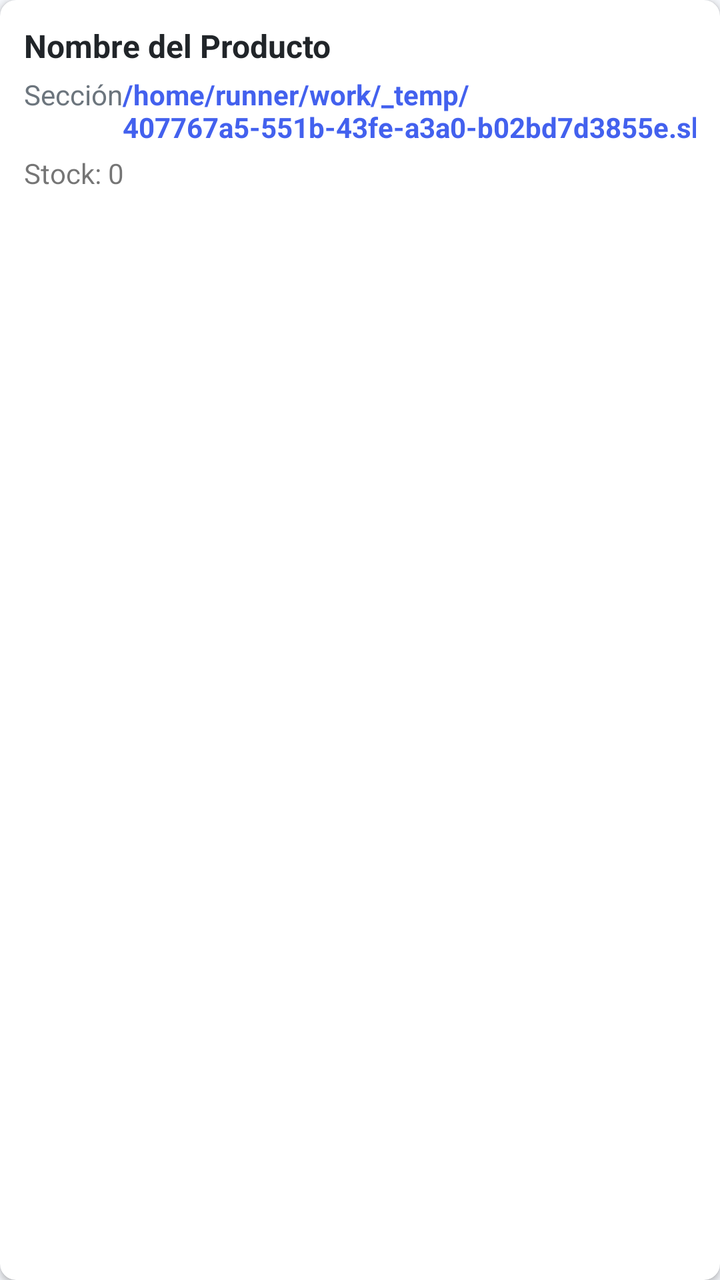
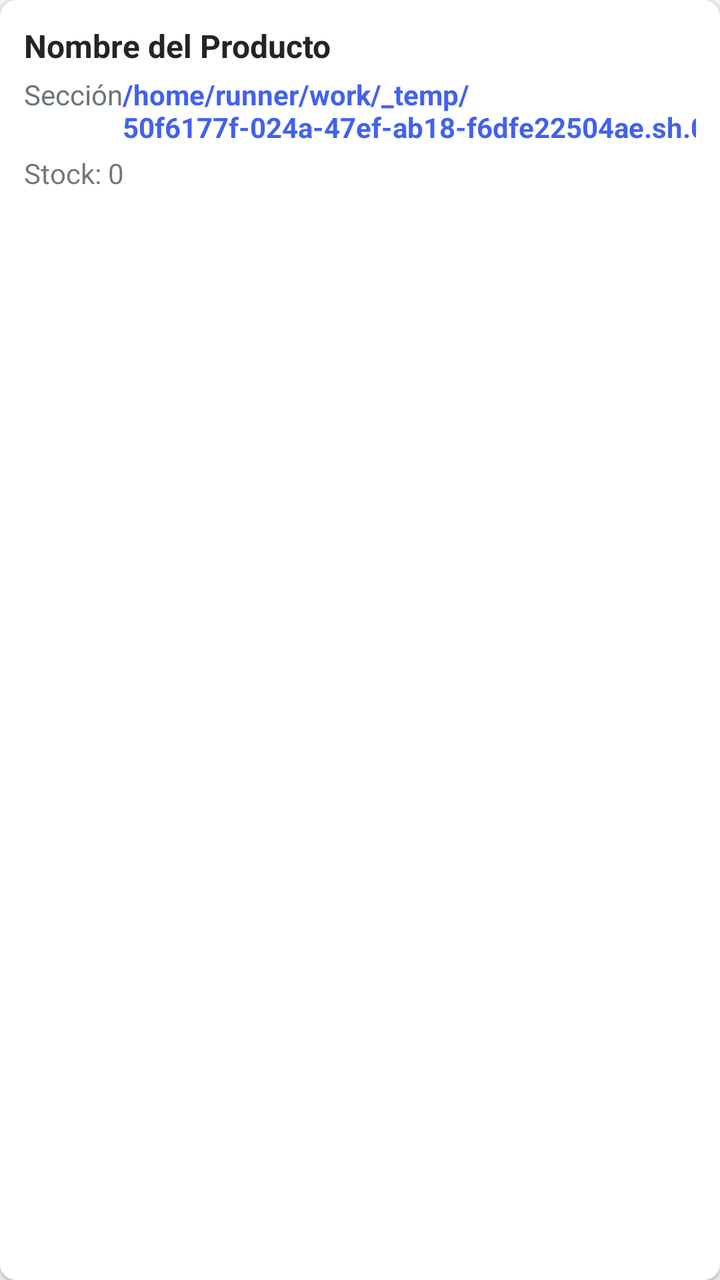

Two renders of the same Android screen: before a commit and after it. Below are the layout's source before the change and the commit's diff.
<!-- AndroidManifest.xml: application theme Theme.OmniVentas -->
<!-- res/layout/item_producto.xml -->
<?xml version="1.0" encoding="utf-8"?>
<androidx.cardview.widget.CardView xmlns:android="http://schemas.android.com/apk/res/android"
    xmlns:app="http://schemas.android.com/apk/res-auto"
    android:layout_width="match_parent"
    android:layout_height="wrap_content"
    android:layout_marginBottom="8dp"
    app:cardCornerRadius="8dp"
    app:cardElevation="2dp">
    <LinearLayout
        android:layout_width="match_parent"
        android:layout_height="wrap_content"
        android:orientation="vertical"
        android:padding="12dp">
        <TextView
            android:id="@+id/tv_nombre"
            android:layout_width="match_parent"
            android:layout_height="wrap_content"
            android:text="Nombre del Producto"
            android:textSize="16sp"
            android:textStyle="bold"
            android:textColor="@color/dark" />
        <LinearLayout
            android:layout_width="match_parent"
            android:layout_height="wrap_content"
            android:orientation="horizontal"
            android:layout_marginTop="4dp">
            <TextView
                android:id="@+id/tv_seccion"
                android:layout_width="0dp"
                android:layout_height="wrap_content"
                android:layout_weight="1"
                android:text="Sección"
                android:textSize="14sp"
                android:textColor="@color/gray" />
            <TextView
                android:id="@+id/tv_precio"
                android:layout_width="wrap_content"
                android:layout_height="wrap_content"
                android:text="/home/runner/work/_temp/407767a5-551b-43fe-a3a0-b02bd7d3855e.sh.00"
                android:textSize="14sp"
                android:textColor="@color/primary"
                android:textStyle="bold" />
        </LinearLayout>
        <TextView
            android:id="@+id/tv_stock"
            android:layout_width="wrap_content"
            android:layout_height="wrap_content"
            android:text="Stock: 0"
            android:textSize="14sp"
            android:layout_marginTop="4dp" />
    </LinearLayout>
</androidx.cardview.widget.CardView>
<!-- resources referenced by this layout -->
<resources>
  <color name="dark">#212529</color>
  <color name="gray">#6C757D</color>
  <color name="primary">#4361EE</color>
  <style name="Theme.OmniVentas" parent="Theme.MaterialComponents.DayNight.NoActionBar">
          <item name="colorPrimary">@color/primary</item>
          <item name="colorPrimaryVariant">@color/primary_dark</item>
          <item name="colorOnPrimary">@color/white</item>
          <item name="colorSecondary">@color/secondary</item>
          <item name="colorOnSecondary">@color/white</item>
          <item name="android:statusBarColor">@color/primary</item>
          <item name="android:windowBackground">@color/light_gray</item>
      </style>
  <color name="primary_dark">#3A56D4</color>
  <color name="white">#FFFFFF</color>
  <color name="secondary">#3F37C9</color>
  <color name="light_gray">#F5F7FB</color>
</resources>

<!-- the commit's change to res/layout/item_producto.xml (unified diff, before → after) -->
@@ -36,7 +36,7 @@
                 android:id="@+id/tv_precio"
                 android:layout_width="wrap_content"
                 android:layout_height="wrap_content"
-                android:text="/home/runner/work/_temp/407767a5-551b-43fe-a3a0-b02bd7d3855e.sh.00"
+                android:text="/home/runner/work/_temp/50f6177f-024a-47ef-ab18-f6dfe22504ae.sh.00"
                 android:textSize="14sp"
                 android:textColor="@color/primary"
                 android:textStyle="bold" />
